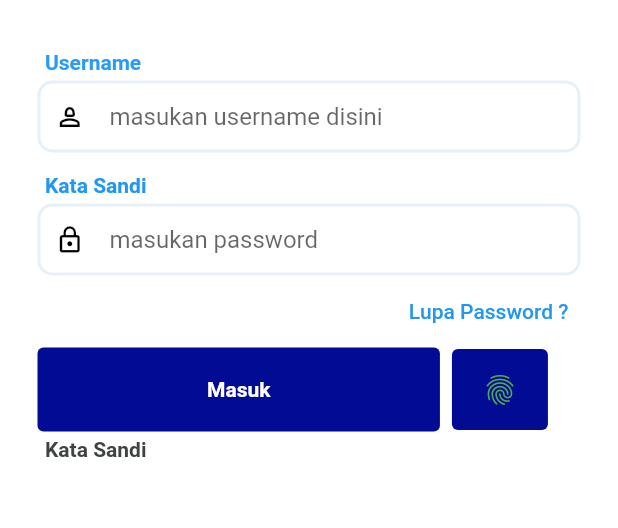
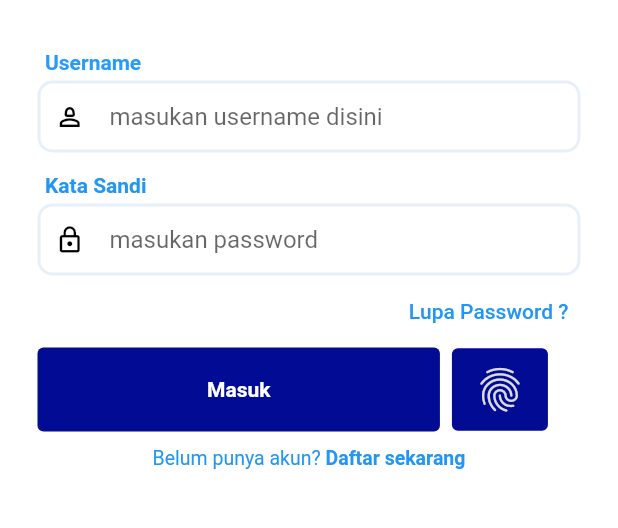
Before and after one commit to iyamif/AC-Service, a Flutter app: the screen it shows after launch, on a phone screen of 412 x 824 dp, the part 437-965 px from its top. Run offline on Flutter 3.47's test engine with Material 2 defaults, Android fonts, the light colour scheme and no system bars; our stand-ins replace carousel_slider, curved_navigation_bar, flutter_image_slideshow, google_fonts, shared_preferences.

Commit message:
Update main.dart

```diff
--- a/lib/main.dart
+++ b/lib/main.dart
@@ -307,29 +307,43 @@ class _MyHomePageState extends State<MyHomePage> {
                                 backgroundColor: MaterialStateProperty.all(
                                     Color.fromARGB(255, 1, 11, 147)),
                                 padding: MaterialStateProperty.all(
-                                    const EdgeInsets.all(15))),
+                                    const EdgeInsets.all(10))),
                             child: Builder(builder: (context) {
                               return const Icon(
                                 Icons.fingerprint,
-                                color: Colors.green,
+                                color: Color.fromARGB(255, 220, 220, 220),
+                                size: 35,
                               );
                             }),
                           ),
                         ],
                       ),
-                      Container(
-                        width: double.infinity,
-                        child: Padding(
-                          padding: const EdgeInsets.only(
-                              left: 30, top: 4, bottom: 4),
-                          child: const Text(
-                            'Kata Sandi',
-                            textAlign: TextAlign.left,
-                            style: TextStyle(
-                                color: Color.fromARGB(255, 63, 66, 67),
-                                fontWeight: FontWeight.bold),
+                      Row(
+                        mainAxisAlignment: MainAxisAlignment.center,
+                        children: [
+                          Padding(
+                            padding: const EdgeInsets.only(
+                                left: 25, top: 10, right: 25),
+                            child: RichText(
+                                text: TextSpan(children: [
+                              const TextSpan(
+                                text: 'Belum punya akun?',
+                                style:
+                                    TextStyle(color: Colors.blue, fontSize: 13),
+                              ),
+                              TextSpan(
+                                  text: ' Daftar sekarang',
+                                  style: const TextStyle(
+                                      color: Colors.blue,
+                                      fontWeight: FontWeight.bold,
+                                      fontSize: 13),
+                                  recognizer: TapGestureRecognizer()
+                                    ..onTap = () {
+                                      _showBottomSheet(context);
+                                    })
+                            ])),
                           ),
-                        ),
+                        ],
                       ),
                     ],
                   ),
```
